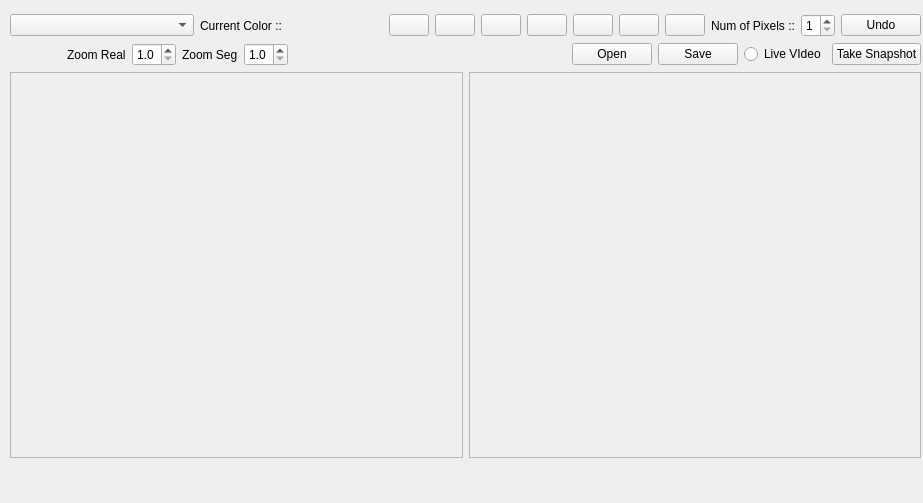
First picture: the form in GUITools/KMonitor/KccHandler.ui, repository kouretes/Monas, before the edit.
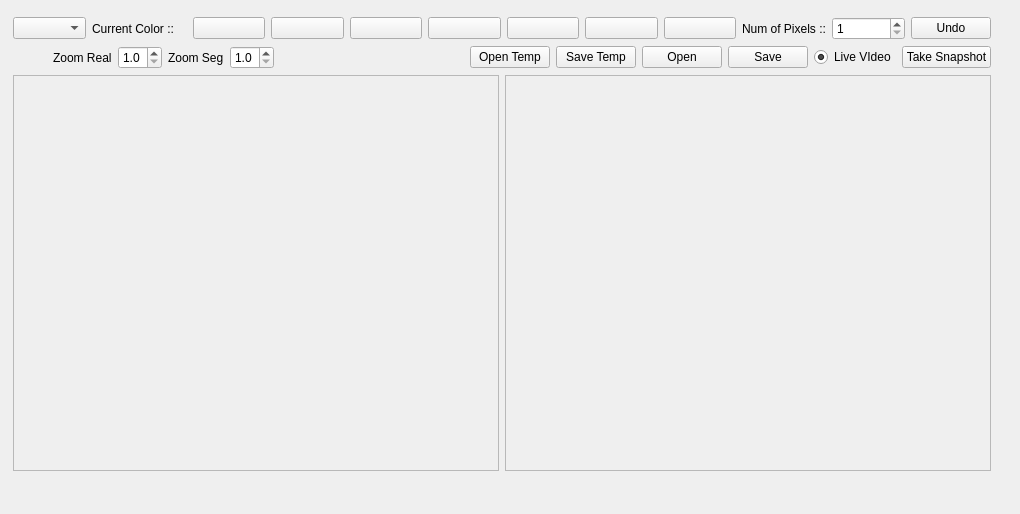
Second picture: the form after the edit.

Commit message: Select more colors with every click

What changed in the file:
```diff
--- a/GUITools/KMonitor/KccHandler.ui
+++ b/GUITools/KMonitor/KccHandler.ui
@@ -6,27 +6,25 @@
    <rect>
     <x>0</x>
     <y>0</y>
-    <width>923</width>
-    <height>503</height>
+    <width>1020</width>
+    <height>514</height>
    </rect>
   </property>
   <property name="windowTitle">
    <string>Form</string>
   </property>
-  <widget class="QWidget" name="">
+  <widget class="QWidget" name="layoutWidget">
    <property name="geometry">
     <rect>
-     <x>10</x>
-     <y>14</y>
-     <width>911</width>
-     <height>461</height>
+     <x>13</x>
+     <y>17</y>
+     <width>978</width>
+     <height>471</height>
     </rect>
    </property>
-   <layout class="QVBoxLayout" name="verticalLayout_2">
-    <item>
      <layout class="QVBoxLayout" name="verticalLayout">
       <item>
-       <layout class="QHBoxLayout" name="horizontalLayout_4">
+     <layout class="QHBoxLayout" name="horizontalLayout_2">
         <item>
          <widget class="QComboBox" name="KCComboBox"/>
         </item>
@@ -52,8 +50,6 @@
          </layout>
         </item>
         <item>
-         <layout class="QHBoxLayout" name="horizontalLayout_19">
-          <item>
            <widget class="QPushButton" name="pbOrange">
             <property name="text">
              <string/>
@@ -128,10 +124,8 @@
           </item>
          </layout>
         </item>
-       </layout>
-      </item>
       <item>
-       <layout class="QHBoxLayout" name="horizontalLayout_2">
+     <layout class="QHBoxLayout" name="horizontalLayout_3">
         <item>
          <layout class="QHBoxLayout" name="horizontalLayout_21">
           <item>
@@ -208,6 +202,20 @@
           </property>
          </spacer>
         </item>
+      <item>
+       <widget class="QPushButton" name="pbOpenTemp">
+        <property name="text">
+         <string>Open Temp</string>
+        </property>
+       </widget>
+      </item>
+      <item>
+       <widget class="QPushButton" name="pbSaveTemp">
+        <property name="text">
+         <string>Save Temp</string>
+        </property>
+       </widget>
+      </item>
         <item>
          <widget class="QPushButton" name="pbOpen">
           <property name="text">
@@ -224,9 +232,18 @@
         </item>
         <item>
          <widget class="QRadioButton" name="rbLiveVideo">
+        <property name="enabled">
+         <bool>true</bool>
+        </property>
+        <property name="acceptDrops">
+         <bool>false</bool>
+        </property>
           <property name="text">
            <string>Live VIdeo</string>
           </property>
+        <property name="checked">
+         <bool>true</bool>
+        </property>
          </widget>
         </item>
         <item>
@@ -250,8 +267,8 @@
             <rect>
              <x>0</x>
              <y>0</y>
-             <width>448</width>
-             <height>356</height>
+           <width>482</width>
+           <height>370</height>
             </rect>
            </property>
           </widget>
@@ -267,14 +284,12 @@
             <rect>
              <x>0</x>
              <y>0</y>
-             <width>447</width>
-             <height>356</height>
+           <width>482</width>
+           <height>370</height>
             </rect>
            </property>
           </widget>
          </widget>
-        </item>
-       </layout>
       </item>
      </layout>
     </item>
```
Lines whose indentation alone changed are shown as unchanged. The commit also changes 2 other files.
